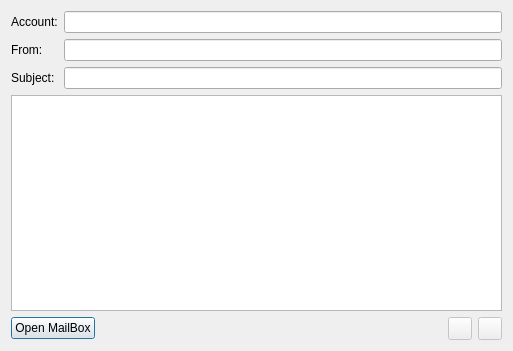
The window that generic/gmailserviceplugin/viewmaildlg.ui (psi-im/plugins) describes before a commit, drawn with Qt 5.
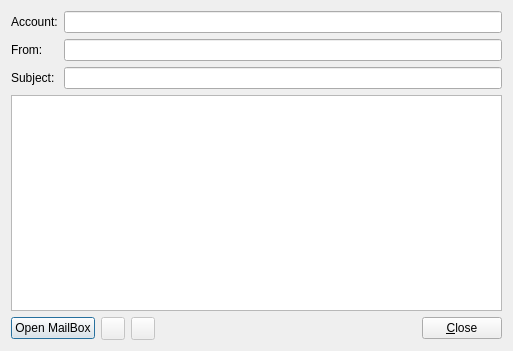
The same window after the commit.

Patch:
```diff
--- a/generic/gmailserviceplugin/viewmaildlg.ui
+++ b/generic/gmailserviceplugin/viewmaildlg.ui
@@ -84,6 +84,32 @@
        </property>
       </widget>
      </item>
+     <item>
+      <widget class="QToolButton" name="tb_prev">
+       <property name="enabled">
+        <bool>false</bool>
+       </property>
+       <property name="toolTip">
+        <string>Previous</string>
+       </property>
+       <property name="text">
+        <string/>
+       </property>
+      </widget>
+     </item>
+     <item>
+      <widget class="QToolButton" name="tb_next">
+       <property name="enabled">
+        <bool>false</bool>
+       </property>
+       <property name="toolTip">
+        <string>Next</string>
+       </property>
+       <property name="text">
+        <string/>
+       </property>
+      </widget>
+     </item>
      <item>
       <spacer name="horizontalSpacer">
        <property name="orientation">
@@ -98,22 +124,12 @@
       </spacer>
      </item>
      <item>
-      <widget class="QToolButton" name="tb_prev">
-       <property name="enabled">
-        <bool>false</bool>
+      <widget class="QPushButton" name="pb_close">
+       <property name="toolTip">
+        <string>Close</string>
        </property>
        <property name="text">
-        <string/>
-       </property>
-      </widget>
-     </item>
-     <item>
-      <widget class="QToolButton" name="tb_next">
-       <property name="enabled">
-        <bool>false</bool>
-       </property>
-       <property name="text">
-        <string/>
+        <string>&amp;Close</string>
        </property>
       </widget>
      </item>
```
Left out of the diff: 22 changed lines with no effect on the pictures.
